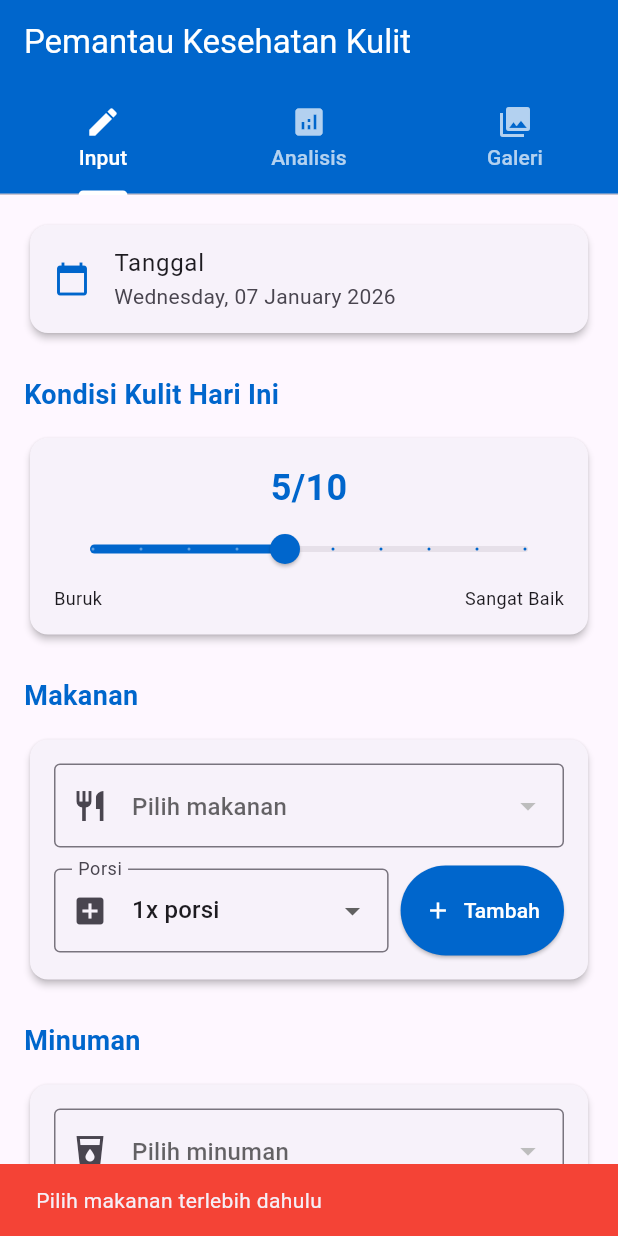
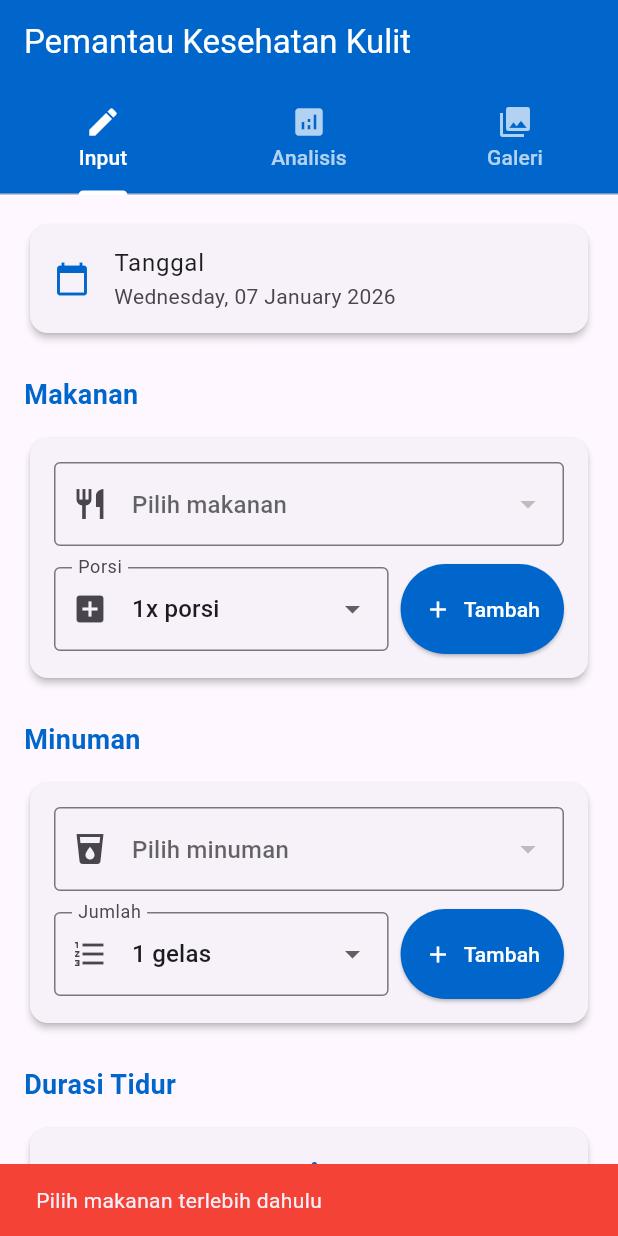
Before and after one commit to FUBARwithall/capstone-layout-x1, a Flutter app: the SkinHealthTracker screen opened directly, after a tap on "Tanggal", after a tap on "Tambah", on a phone screen of 412 x 824 dp. Run offline on Flutter 3.47's test engine with Material 3 defaults, Android fonts, the phone set to English and light mode, and no system bars; our stand-ins replace firebase_core, flutter_html, flutter_secure_storage, google_sign_in, image_picker, shared_preferences; accounts and stored records are empty; network calls fail.

Commit message:
chore: remove kondisi from pantaupage.dart

```diff
--- a/lib/pages/pantaupage.dart
+++ b/lib/pages/pantaupage.dart
@@ -125,8 +125,6 @@ class _SkinHealthTrackerState extends State<SkinHealthTracker>
   // ---------- SLEEP ----------
   double _sleepHours = 7.0;
 
-  // ---------- SKIN CONDITION ----------
-  double _skinCondition = 5;
 
   bool _isSubmitting = false;
 
@@ -390,7 +388,6 @@ class _SkinHealthTrackerState extends State<SkinHealthTracker>
       _foodLogs.clear();
       _drinkLogs.clear();
       _sleepHours = 7.0;
-      _skinCondition = 5;
       _selectedFoodId = null;
       _selectedDrinkId = null;
       _foodQuantity = 1;
@@ -544,44 +541,6 @@ class _SkinHealthTrackerState extends State<SkinHealthTracker>
                   setState(() => _selectedDate = picked);
                 }
               },
-            ),
-          ),
-          const SizedBox(height: 24),
-
-          // SKIN CONDITION
-          _buildSectionTitle('Kondisi Kulit Hari Ini'),
-          Card(
-            elevation: 2,
-            child: Padding(
-              padding: const EdgeInsets.all(16),
-              child: Column(
-                children: [
-                  Text(
-                    '${_skinCondition.toInt()}/10',
-                    style: const TextStyle(
-                      fontSize: 24,
-                      fontWeight: FontWeight.bold,
-                      color: Color(0xFF0066CC),
-                    ),
-                  ),
-                  Slider(
-                    value: _skinCondition,
-                    min: 1,
-                    max: 10,
-                    divisions: 9,
-                    label: _skinCondition.toInt().toString(),
-                    activeColor: const Color(0xFF0066CC),
-                    onChanged: (v) => setState(() => _skinCondition = v),
-                  ),
-                  const Row(
-                    mainAxisAlignment: MainAxisAlignment.spaceBetween,
-                    children: [
-                      Text('Buruk', style: TextStyle(fontSize: 12)),
-                      Text('Sangat Baik', style: TextStyle(fontSize: 12)),
-                    ],
-                  ),
-                ],
-              ),
             ),
           ),
           const SizedBox(height: 24),
@@ -1211,10 +1170,10 @@ class _SkinHealthTrackerState extends State<SkinHealthTracker>
     return GridView.builder(
       padding: const EdgeInsets.all(16),
       gridDelegate: const SliverGridDelegateWithFixedCrossAxisCount(
-        crossAxisCount: 2,
-        crossAxisSpacing: 16,
-        mainAxisSpacing: 16,
-        childAspectRatio: 0.8,
+        crossAxisCount: 3,
+        crossAxisSpacing: 12,
+        mainAxisSpacing: 12,
+        childAspectRatio: 0.7,
       ),
       itemCount: 6,
       itemBuilder: (context, index) {
@@ -1244,19 +1203,6 @@ class _SkinHealthTrackerState extends State<SkinHealthTracker>
                       ),
                     ),
                     const SizedBox(height: 4),
-                    Row(
-                      children: [
-                        const Icon(Icons.circle, size: 8, color: Colors.green),
-                        const SizedBox(width: 4),
-                        Text(
-                          'Kondisi: ${8 - index}/10',
-                          style: TextStyle(
-                            fontSize: 12,
-                            color: Colors.grey[700],
-                          ),
-                        ),
-                      ],
-                    ),
                   ],
                 ),
               ),
```
